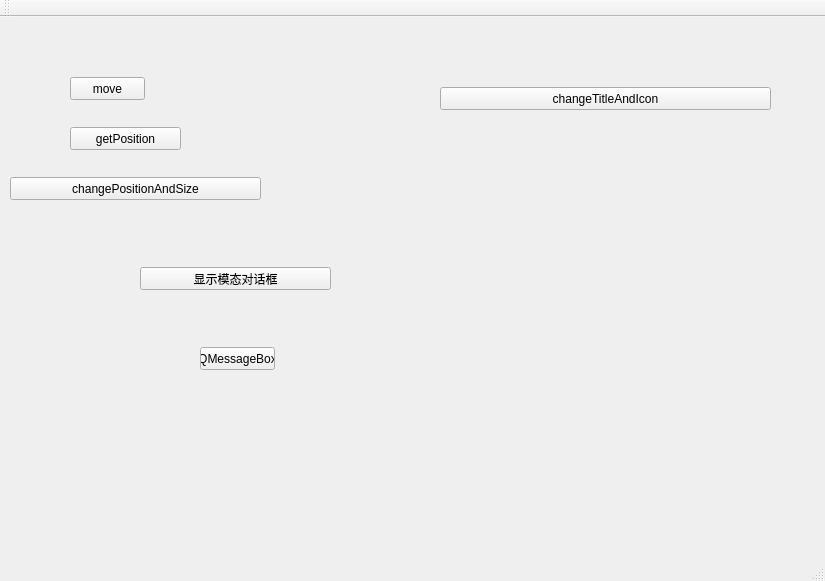
First picture: the form in QWidgetTest/mainwindow.ui, repository nryfrz/QTTest, before the edit.
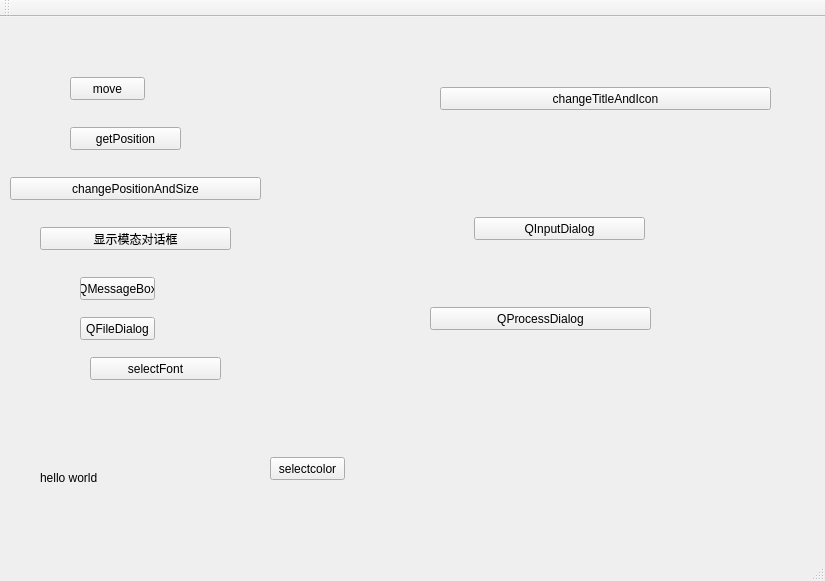
Second picture: the form after the edit.

```diff
--- a/QWidgetTest/mainwindow.ui
+++ b/QWidgetTest/mainwindow.ui
@@ -69,8 +69,8 @@
    <widget class="QPushButton" name="modaBtn">
     <property name="geometry">
      <rect>
-      <x>140</x>
-      <y>250</y>
+      <x>40</x>
+      <y>210</y>
       <width>191</width>
       <height>23</height>
      </rect>
@@ -82,8 +82,8 @@
    <widget class="QPushButton" name="msgBox">
     <property name="geometry">
      <rect>
-      <x>200</x>
-      <y>330</y>
+      <x>80</x>
+      <y>260</y>
       <width>75</width>
       <height>23</height>
      </rect>
@@ -92,6 +92,84 @@
      <string>QMessageBox</string>
     </property>
    </widget>
+   <widget class="QPushButton" name="qFileDialogBtn">
+    <property name="geometry">
+     <rect>
+      <x>80</x>
+      <y>300</y>
+      <width>75</width>
+      <height>23</height>
+     </rect>
+    </property>
+    <property name="text">
+     <string>QFileDialog</string>
+    </property>
+   </widget>
+   <widget class="QPushButton" name="setFontBtn">
+    <property name="geometry">
+     <rect>
+      <x>90</x>
+      <y>340</y>
+      <width>131</width>
+      <height>23</height>
+     </rect>
+    </property>
+    <property name="text">
+     <string>selectFont</string>
+    </property>
+   </widget>
+   <widget class="QLabel" name="fontLabel">
+    <property name="geometry">
+     <rect>
+      <x>40</x>
+      <y>420</y>
+      <width>141</width>
+      <height>81</height>
+     </rect>
+    </property>
+    <property name="text">
+     <string>hello world</string>
+    </property>
+   </widget>
+   <widget class="QPushButton" name="selectColorBtn">
+    <property name="geometry">
+     <rect>
+      <x>270</x>
+      <y>440</y>
+      <width>75</width>
+      <height>23</height>
+     </rect>
+    </property>
+    <property name="text">
+     <string>selectcolor</string>
+    </property>
+   </widget>
+   <widget class="QPushButton" name="inputBtn">
+    <property name="geometry">
+     <rect>
+      <x>474</x>
+      <y>200</y>
+      <width>171</width>
+      <height>23</height>
+     </rect>
+    </property>
+    <property name="text">
+     <string>QInputDialog</string>
+    </property>
+   </widget>
+   <widget class="QPushButton" name="qProcessBtn">
+    <property name="geometry">
+     <rect>
+      <x>430</x>
+      <y>290</y>
+      <width>221</width>
+      <height>23</height>
+     </rect>
+    </property>
+    <property name="text">
+     <string>QProcessDialog</string>
+    </property>
+   </widget>
   </widget>
   <widget class="QMenuBar" name="menuBar">
    <property name="geometry">
```
